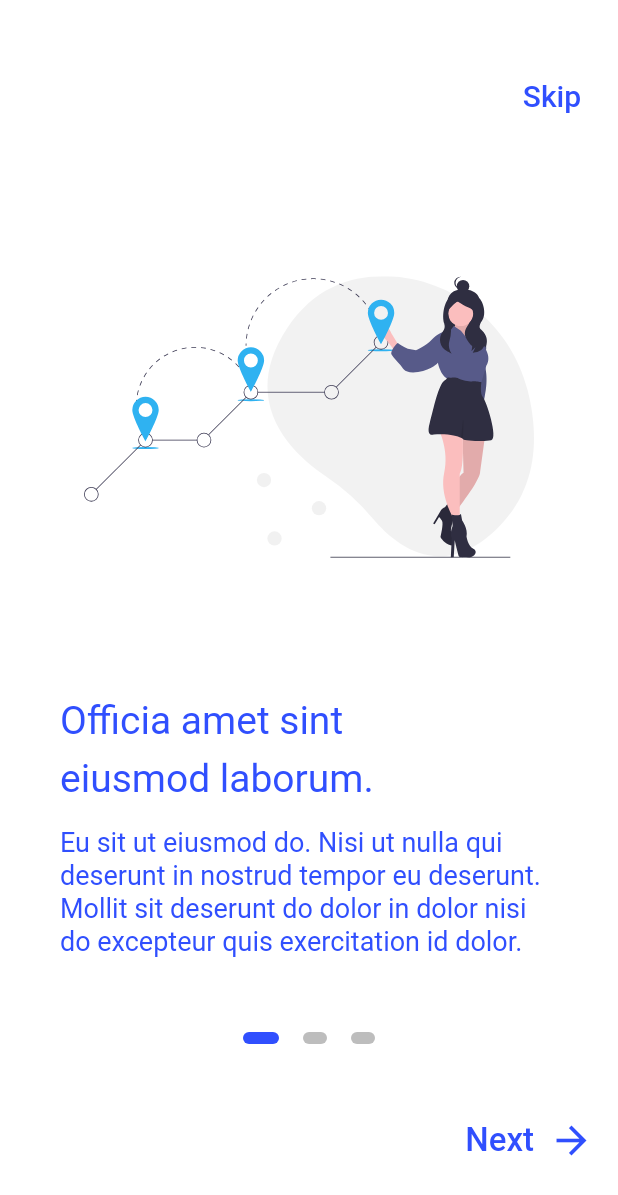
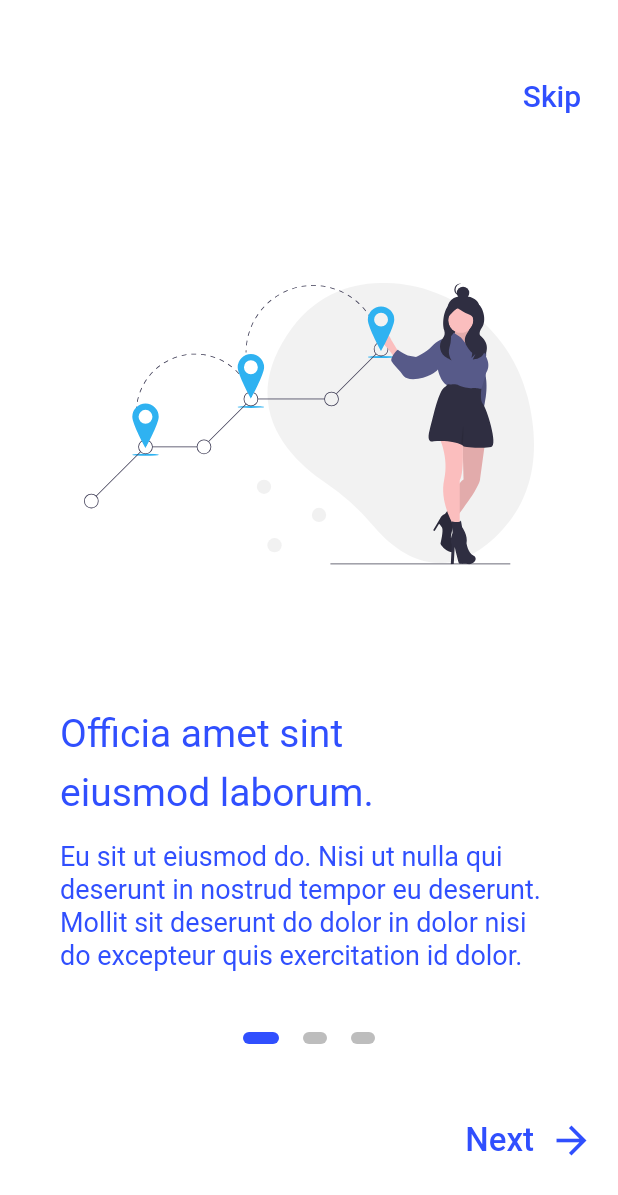
Before and after one commit to vicco7s/udacoding_repository, a Flutter app: the screen it shows after launch, on a phone screen of 412 x 824 dp. Shown: the top 1195 px of the screen. Run offline on Flutter 3.47's test engine with Material 2 defaults, Android fonts, the phone set to English and light mode, and no system bars; our stand-ins replace firebase_auth, firebase_core, firebase_database, flutter_spinkit, flutter_svg, fluttertoast and 10 more; missing offline and left inert: dart:ffi, flutter_webview_plugin; accounts and stored records are empty.

Commit message:
commit 3 feb 2021

```diff
--- a/wisata_app/lib/main.dart
+++ b/wisata_app/lib/main.dart
@@ -1,15 +1,9 @@
 import 'package:flutter/material.dart';
-import 'package:wisata_app/splash.dart';
-import 'package:shared_preferences/shared_preferences.dart';
+import 'package:wisata_app/Splash/splash.dart';
+import 'package:wisata_app/page/login.dart';
+import 'onboard/onBoardingscreen.dart';
 
-int initScreen;
-
-Future<void> main() async{
-  WidgetsFlutterBinding.ensureInitialized();
-  SharedPreferences prefs = await SharedPreferences.getInstance();
-  initScreen = await prefs.getInt("initScreen");
-  await prefs.setInt("initScreen", 1);
-  print("initScreen $initScreen");
+void main(){
   runApp(MyApp());
 }
 
@@ -18,8 +12,12 @@ class MyApp extends StatelessWidget {
   Widget build(BuildContext context) {
     return MaterialApp(
       debugShowCheckedModeBanner: false,
-      initialRoute: initScreen == 0 || initScreen == null ? "first" : "/",
-      home:SplashScreen(),
+      routes: {
+        '/': (context) => SplashScreen(),
+        'first' : (context) => LoginPage(),
+        'second' : (context) => OnboardingScreen(),
+      },
+      // home:SplashScreen(),
     );
   }
 }
--- a/wisata_app/lib/onboard/onboardingbody.dart
+++ b/wisata_app/lib/onboard/onboardingbody.dart
@@ -28,12 +28,14 @@ class BodyWidget extends StatelessWidget {
             child: Column(
               crossAxisAlignment: CrossAxisAlignment.start,
               children: <Widget>[
-                Center(
+                Expanded(
+                  child: Center(
                     child:SvgPicture.asset(
                       'images/one.svg',
                       height: 300.0,
                       width: 300.0,
                     )
+                  ),
                 ),
                 SizedBox(height: 30.0),
                 Text(
@@ -53,16 +55,18 @@ class BodyWidget extends StatelessWidget {
             child: Column(
               crossAxisAlignment: CrossAxisAlignment.start,
               children: <Widget>[
-                Center(
+                Expanded(
+                  child: Center(
                     child: SvgPicture.asset(
                       'images/two.svg',
                       height: 300.0,
                       width: 300.0,
                     )
                   ),
+                ),
                 SizedBox(height: 30.0),
                 Text(
-                  'Esse aliquip enim adipisicing\nlabore et.',
+                  'Esse aliquip enim adipisicing',
                   style: kTitleStyle,
                 ),
                 SizedBox(height: 15.0),
@@ -78,12 +82,14 @@ class BodyWidget extends StatelessWidget {
             child: Column(
               crossAxisAlignment: CrossAxisAlignment.start,
               children: <Widget>[
-                Center(
+                Expanded(
+                  child: Center(
                     child:SvgPicture.asset(
                       'images/tri.svg',
                       height: 300.0,
                       width: 300.0,
                     )
+                  ),
                 ),
                 SizedBox(height: 30.0),
                 Text(
--- a/wisata_app/lib/page/login.dart
+++ b/wisata_app/lib/page/login.dart
@@ -11,6 +11,7 @@ class _LoginPageState extends State<LoginPage> {
   @override
   Widget build(BuildContext context) {
     return Scaffold(
+      backgroundColor: Colors.white,
       body:Center(
         child: Column(
           mainAxisAlignment: MainAxisAlignment.center,
```
Also changed, not shown: wisata_app/lib/Splash/Splash2.dart (added, +40 -0 lines), wisata_app/lib/Splash/splash.dart (renamed from wisata_app/lib/splash.dart, +18 -5 lines), wisata_app/lib/onboard/onBoardingscreen.dart (+8 -2 lines), wisata_app/lib/page/homepage.dart (added). Lines whose indentation alone changed are shown as unchanged.
